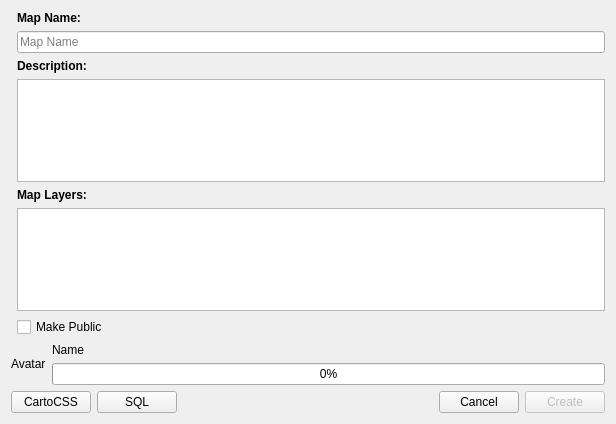
Before: the Qt Designer form ui/CreateViz.ui in gkudos/qgis-cartodb, drawn with Qt 5.
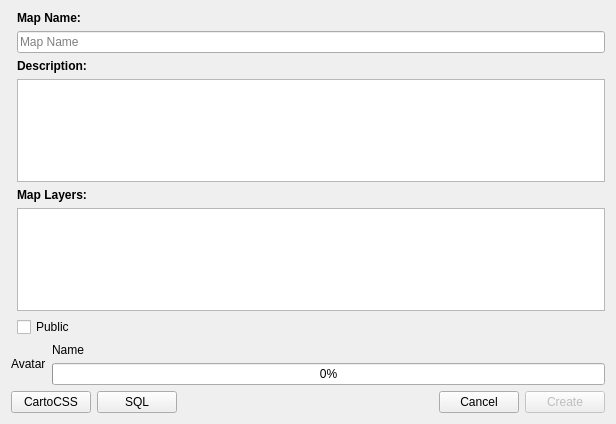
After: the same form once the commit is applied.

Commit message: - Change privacy for maps, (public checkbox). - Change some texts.

The edit to the form file:
```diff
--- a/ui/CreateViz.ui
+++ b/ui/CreateViz.ui
@@ -78,7 +78,7 @@
      <item row="7" column="1">
       <widget class="QCheckBox" name="publicCH">
        <property name="text">
-        <string>Make Public</string>
+        <string>Public</string>
        </property>
       </widget>
      </item>
```
The commit also changes 12 other files.
